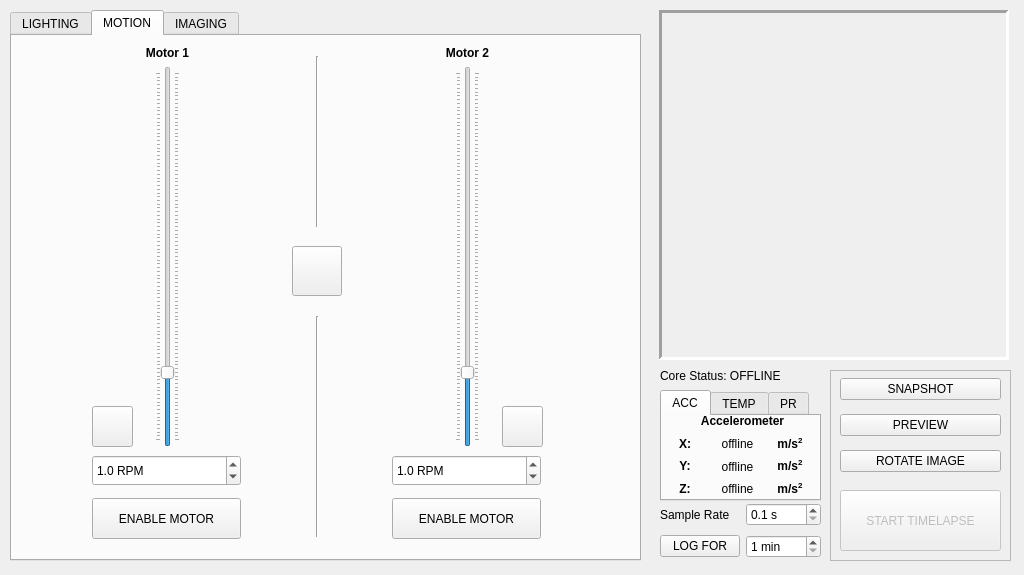
First picture: the form in _ui/Clinostat.ui, repository CoCl-Jerry/SciSpin_Max_Dev, before the edit.
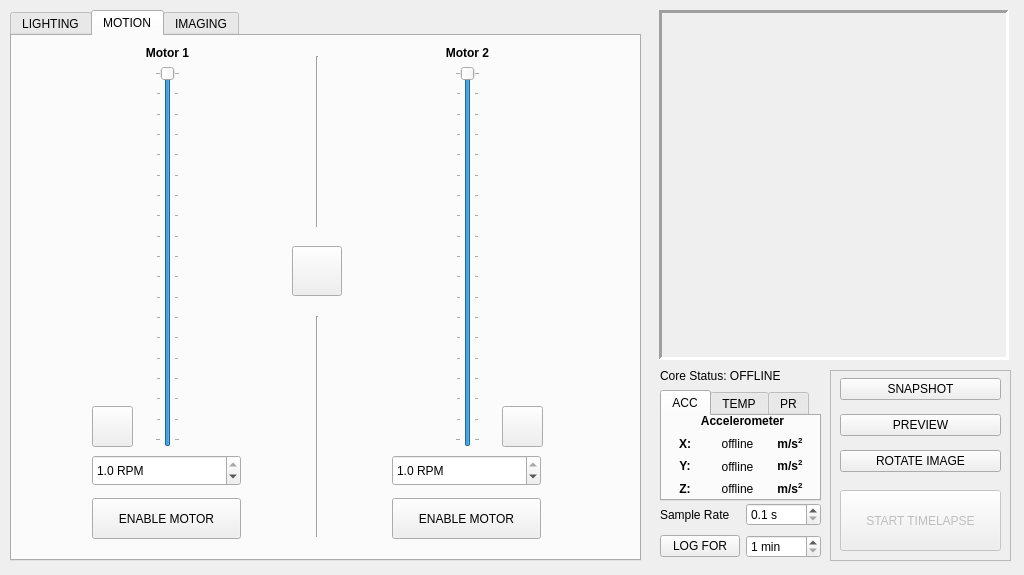
Second picture: the form after the edit. The open tabs and pages were chosen to show the change. Icons and pictures are not drawn.

What changed in the file:
```diff
--- a/_ui/Clinostat.ui
+++ b/_ui/Clinostat.ui
@@ -582,7 +582,7 @@
           <number>10</number>
          </property>
          <property name="maximum">
-          <number>500</number>
+          <number>100</number>
          </property>
          <property name="singleStep">
           <number>5</number>
@@ -635,7 +635,7 @@
           <number>10</number>
          </property>
          <property name="maximum">
-          <number>500</number>
+          <number>100</number>
          </property>
          <property name="singleStep">
           <number>5</number>
@@ -700,7 +700,7 @@
        <double>0.100000000000000</double>
       </property>
       <property name="maximum">
-       <double>5.000000000000000</double>
+       <double>1.000000000000000</double>
       </property>
       <property name="singleStep">
        <double>0.100000000000000</double>
@@ -728,7 +728,7 @@
        <double>0.100000000000000</double>
       </property>
       <property name="maximum">
-       <double>15.000000000000000</double>
+       <double>1.000000000000000</double>
       </property>
       <property name="singleStep">
        <double>0.100000000000000</double>
```
Left out of the diff: 2 changed lines with no effect on the pictures.
